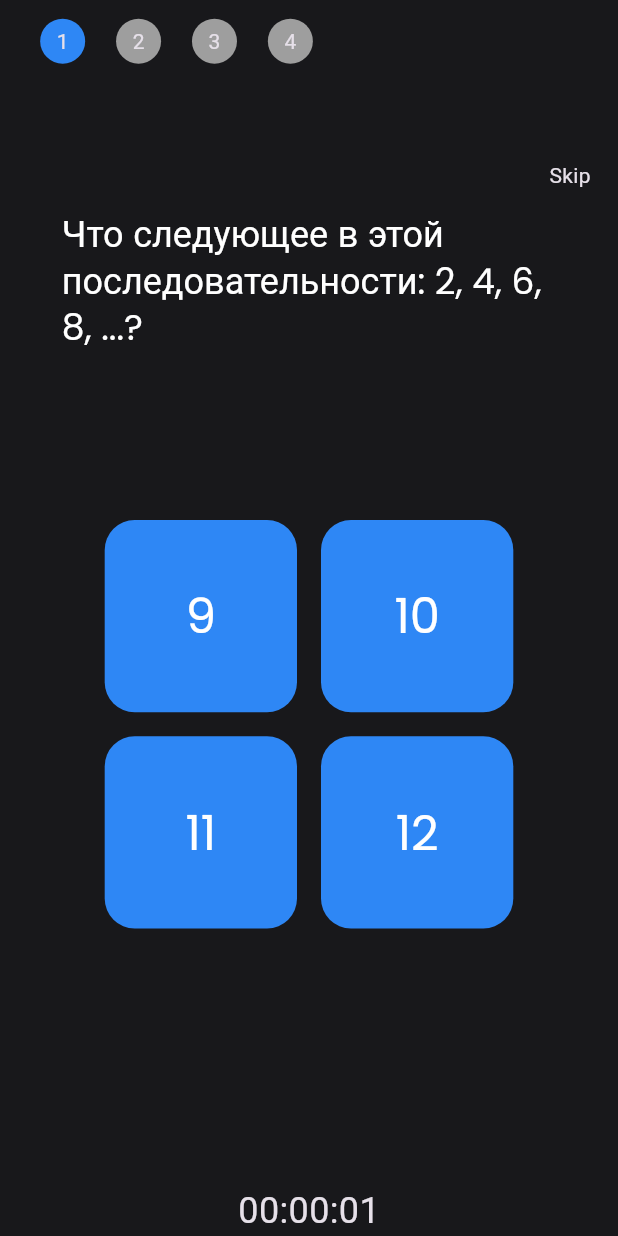
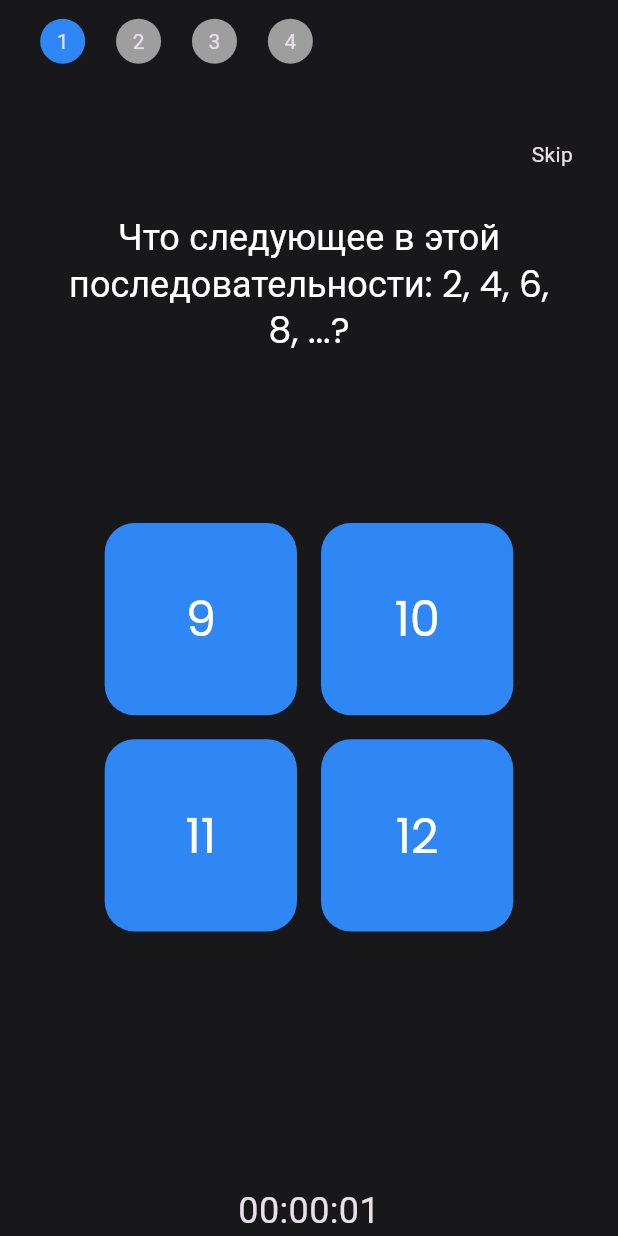
Before and after one commit to MriiKolya/iQtestApp, a Flutter app: the screen it shows after launch, after a tap on "Start IQ Test", on a phone screen of 412 x 824 dp. Run offline on Flutter 3.47's test engine with Material 3 defaults, Android fonts, the phone set to English and light mode, and no system bars; drawn by our look-alikes of carousel_slider; our stand-ins replace equatable, flutter_bloc, go_router, google_fonts.

Commit message:
fixed bugs with button skip

```diff
--- a/lib/features/presentation/question/widgets/question_builder.dart
+++ b/lib/features/presentation/question/widgets/question_builder.dart
@@ -3,12 +3,13 @@ import 'package:test_iq/features/constant/constant_color.dart';
 import 'package:test_iq/features/presentation/domain/model/question_model.dart';
 
 class QuestionBuilder extends StatelessWidget {
-  const QuestionBuilder(
-      {super.key,
-      required this.constraints,
-      required this.listquestion,
-      required this.itemIndex,
-      required this.onTap});
+  const QuestionBuilder({
+    super.key,
+    required this.constraints,
+    required this.listquestion,
+    required this.itemIndex,
+    required this.onTap,
+  });
 
   final BoxConstraints constraints;
   final void Function(String selectedOption) onTap;
@@ -27,6 +28,7 @@ class QuestionBuilder extends StatelessWidget {
               width: double.infinity,
               child: Text(
                 listquestion[itemIndex].question.toString(),
+                textAlign: TextAlign.center,
                 style: Theme.of(context)
                     .textTheme
                     .titleLarge
@@ -51,12 +53,14 @@ class QuestionBuilder extends StatelessWidget {
                     return Padding(
                       padding: const EdgeInsets.all(8.0),
                       child: GestureDetector(
-                        onTap: () =>
-                            onTap(listquestion[itemIndex].options[index]),
+                        onTap: () => onTap(
+                          listquestion[itemIndex].options[index],
+                        ),
                         child: Container(
                           decoration: BoxDecoration(
-                              color: ConstantColor.primaryColor,
-                              borderRadius: BorderRadius.circular(20)),
+                            color: ConstantColor.primaryColor,
+                            borderRadius: BorderRadius.circular(20),
+                          ),
                           child: Center(
                               child: FittedBox(
                             child: Text(
--- a/lib/features/presentation/question/widgets/question_list.dart
+++ b/lib/features/presentation/question/widgets/question_list.dart
@@ -51,13 +51,14 @@ class _QuestionListState extends State<QuestionList> {
                   children: [
                     Align(
                       alignment: Alignment.topRight,
-                      child: TextButton(
-                        onPressed: () {
-                          navigationToNextPage();
-                        },
-                        child: Text(
-                          'Skip',
-                          style: Theme.of(context).textTheme.bodyMedium,
+                      child: GestureDetector(
+                        onTap: () => navigationToNextPage(),
+                        child: Padding(
+                          padding: const EdgeInsets.only(right: 30, bottom: 30),
+                          child: Text(
+                            'Skip',
+                            style: Theme.of(context).textTheme.bodyMedium,
+                          ),
                         ),
                       ),
                     ),
@@ -74,7 +75,7 @@ class _QuestionListState extends State<QuestionList> {
               );
             },
             options: CarouselOptions(
-                initialPage: 0,
+                initialPage: _currentIndex,
                 scrollPhysics: const NeverScrollableScrollPhysics(),
                 viewportFraction: 1,
                 height: widget.constraints.maxHeight * 0.8,
```
